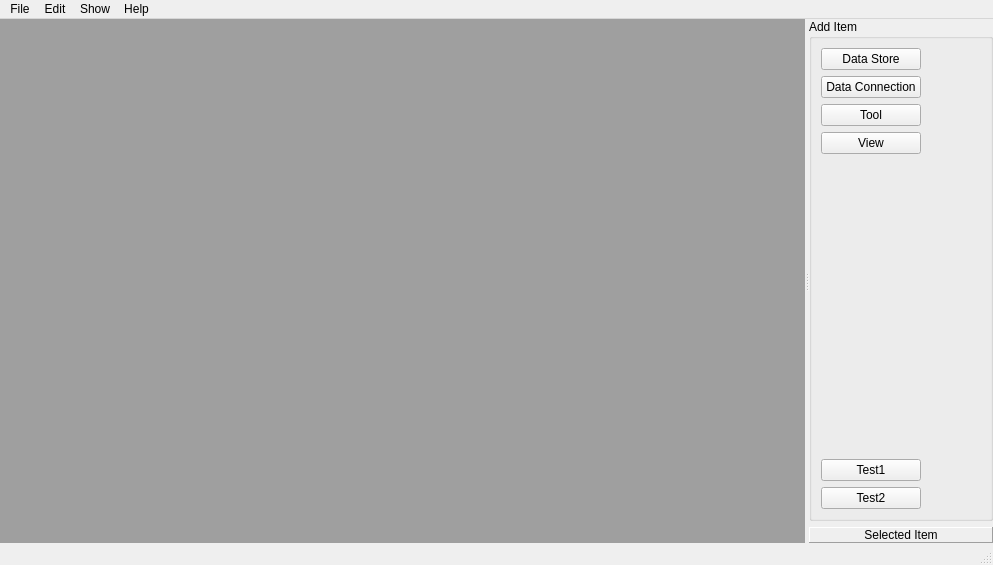
Before: the Qt Designer form spinetoolbox/ui/mainwindow.ui in spine-tools/Spine-Toolbox, drawn with Qt 5.
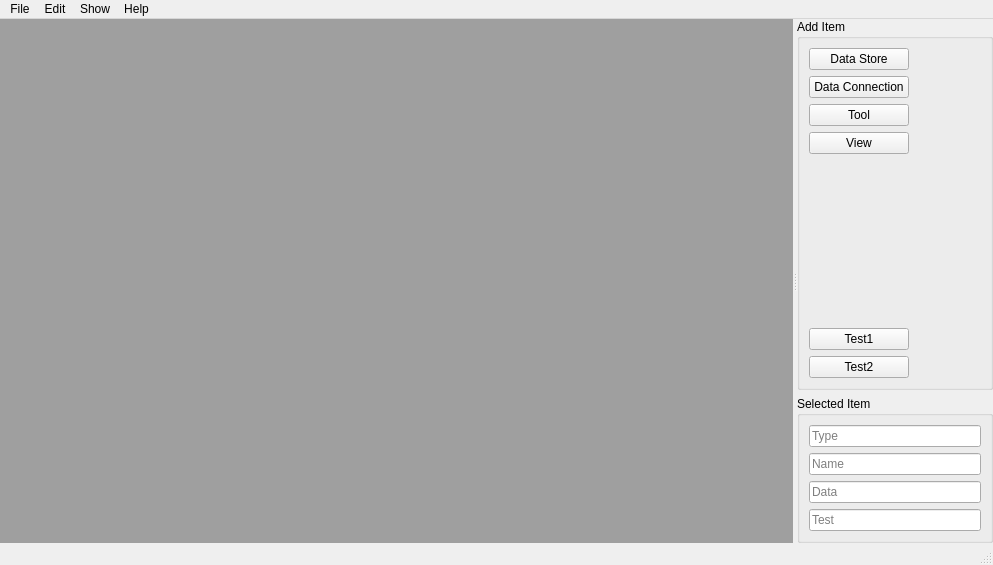
After: the same form once the commit is applied.

Diff of the .ui file:
```diff
--- a/spinetoolbox/ui/mainwindow.ui
+++ b/spinetoolbox/ui/mainwindow.ui
@@ -73,6 +73,12 @@
           <layout class="QVBoxLayout" name="verticalLayout_5">
            <item>
             <widget class="QPushButton" name="pushButton_add_data_store">
+             <property name="sizePolicy">
+              <sizepolicy hsizetype="Preferred" vsizetype="Fixed">
+               <horstretch>0</horstretch>
+               <verstretch>0</verstretch>
+              </sizepolicy>
+             </property>
              <property name="maximumSize">
               <size>
                <width>100</width>
@@ -86,6 +92,12 @@
            </item>
            <item>
             <widget class="QPushButton" name="pushButton_add_data_connection">
+             <property name="sizePolicy">
+              <sizepolicy hsizetype="Preferred" vsizetype="Fixed">
+               <horstretch>0</horstretch>
+               <verstretch>0</verstretch>
+              </sizepolicy>
+             </property>
              <property name="maximumSize">
               <size>
                <width>100</width>
@@ -99,6 +111,12 @@
            </item>
            <item>
             <widget class="QPushButton" name="pushButton_add_tool">
+             <property name="sizePolicy">
+              <sizepolicy hsizetype="Preferred" vsizetype="Fixed">
+               <horstretch>0</horstretch>
+               <verstretch>0</verstretch>
+              </sizepolicy>
+             </property>
              <property name="maximumSize">
               <size>
                <width>100</width>
@@ -112,6 +130,12 @@
            </item>
            <item>
             <widget class="QPushButton" name="pushButton_add_view">
+             <property name="sizePolicy">
+              <sizepolicy hsizetype="Preferred" vsizetype="Fixed">
+               <horstretch>0</horstretch>
+               <verstretch>0</verstretch>
+              </sizepolicy>
+             </property>
              <property name="maximumSize">
               <size>
                <width>100</width>
@@ -138,6 +162,12 @@
            </item>
            <item>
             <widget class="QPushButton" name="pushButton_test1">
+             <property name="sizePolicy">
+              <sizepolicy hsizetype="Preferred" vsizetype="Fixed">
+               <horstretch>0</horstretch>
+               <verstretch>0</verstretch>
+              </sizepolicy>
+             </property>
              <property name="maximumSize">
               <size>
                <width>100</width>
@@ -151,6 +181,12 @@
            </item>
            <item>
             <widget class="QPushButton" name="pushButton_test2">
+             <property name="sizePolicy">
+              <sizepolicy hsizetype="Preferred" vsizetype="Fixed">
+               <horstretch>0</horstretch>
+               <verstretch>0</verstretch>
+              </sizepolicy>
+             </property>
              <property name="maximumSize">
               <size>
                <width>100</width>
@@ -166,22 +202,76 @@
          </widget>
         </item>
         <item>
-         <widget class="QLabel" name="label">
-          <property name="frameShape">
-           <enum>QFrame::Panel</enum>
-          </property>
-          <property name="frameShadow">
-           <enum>QFrame::Raised</enum>
-          </property>
-          <property name="lineWidth">
-           <number>1</number>
-          </property>
-          <property name="text">
+         <widget class="QGroupBox" name="groupBox">
+          <property name="title">
            <string>Selected Item</string>
           </property>
-          <property name="alignment">
-           <set>Qt::AlignCenter</set>
-          </property>
+          <layout class="QVBoxLayout" name="verticalLayout">
+           <item>
+            <widget class="QLineEdit" name="lineEdit_type">
+             <property name="sizePolicy">
+              <sizepolicy hsizetype="Preferred" vsizetype="Fixed">
+               <horstretch>0</horstretch>
+               <verstretch>0</verstretch>
+              </sizepolicy>
+             </property>
+             <property name="readOnly">
+              <bool>true</bool>
+             </property>
+             <property name="placeholderText">
+              <string>Type</string>
+             </property>
+            </widget>
+           </item>
+           <item>
+            <widget class="QLineEdit" name="lineEdit_name">
+             <property name="sizePolicy">
+              <sizepolicy hsizetype="Preferred" vsizetype="Fixed">
+               <horstretch>0</horstretch>
+               <verstretch>0</verstretch>
+              </sizepolicy>
+             </property>
+             <property name="readOnly">
+              <bool>true</bool>
+             </property>
+             <property name="placeholderText">
+              <string>Name</string>
+             </property>
+            </widget>
+           </item>
+           <item>
+            <widget class="QLineEdit" name="lineEdit_data">
+             <property name="sizePolicy">
+              <sizepolicy hsizetype="Preferred" vsizetype="Fixed">
+               <horstretch>0</horstretch>
+               <verstretch>0</verstretch>
+              </sizepolicy>
+             </property>
+             <property name="readOnly">
+              <bool>true</bool>
+             </property>
+             <property name="placeholderText">
+              <string>Data</string>
+             </property>
+            </widget>
+           </item>
+           <item>
+            <widget class="QLineEdit" name="lineEdit_test">
+             <property name="sizePolicy">
+              <sizepolicy hsizetype="Preferred" vsizetype="Fixed">
+               <horstretch>0</horstretch>
+               <verstretch>0</verstretch>
+              </sizepolicy>
+             </property>
+             <property name="readOnly">
+              <bool>true</bool>
+             </property>
+             <property name="placeholderText">
+              <string>Test</string>
+             </property>
+            </widget>
+           </item>
+          </layout>
          </widget>
         </item>
        </layout>
```
